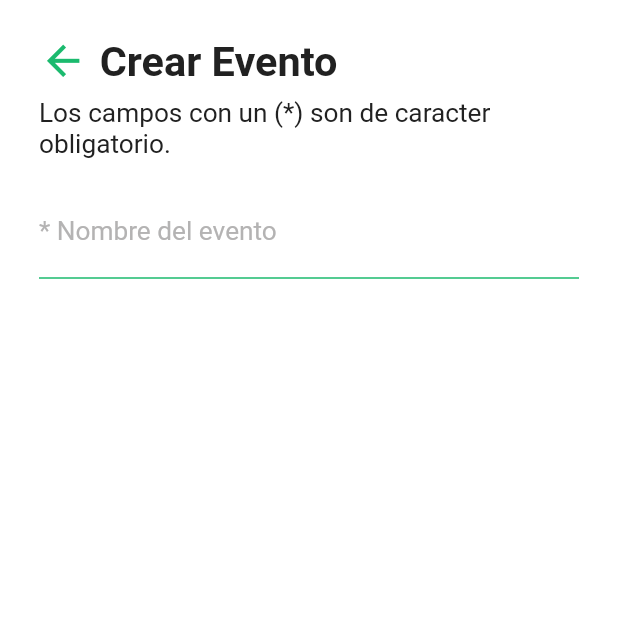
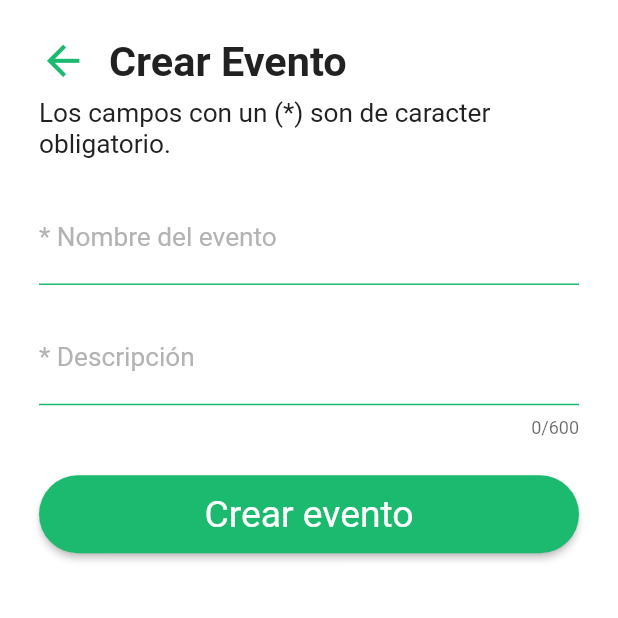
Before and after one commit to rylmfqt28/Cochabamba-cultural, a Flutter app: the CreateEventScreen screen opened by its route, on a phone screen of 412 x 824 dp, the top half of it. Run offline on Flutter 3.47's test engine with Material 2 defaults, Android fonts, the phone set to English and light mode, and no system bars; our stand-ins replace bloc, cloud_firestore, curved_navigation_bar, firebase_auth, firebase_core, firebase_storage and 3 more; accounts and stored records are empty.

Commit message:
Implementacion widget input text area

```diff
--- a/lib/cultural_event/ui/screens/create_event_screen.dart
+++ b/lib/cultural_event/ui/screens/create_event_screen.dart
@@ -6,6 +6,7 @@ import 'package:cochabambacultural/utils/validation_event.dart';
 
 import 'package:cochabambacultural/ui/widgets/text_format_widget.dart';
 import 'package:cochabambacultural/ui/widgets/input_text_widget.dart';
+import 'package:cochabambacultural/ui/widgets/input_text_area_widget.dart';
 import 'package:cochabambacultural/ui/widgets/general_button.dart';
 
 import 'package:cochabambacultural/user/bloc/user_bloc.dart';
@@ -23,6 +24,7 @@ class _CreateEventScreenState extends State<CreateEventScreen> {
   final GlobalKey<FormState> _keyForm = GlobalKey();
 
   final _event = TextEditingController();
+  final _description = TextEditingController();
 
   @override
   Widget build(BuildContext context) {
@@ -53,13 +55,18 @@ class _CreateEventScreenState extends State<CreateEventScreen> {
                         Row(
                           mainAxisAlignment: MainAxisAlignment.start,
                           children: [
-                            Icon(
-                              Icons.arrow_back,
-                              color: colorApp.primaryColor,
-                              size: responsive.dp(3.5),
+                            InkWell(
+                              onTap: () {
+                                Navigator.of(context).pop();
+                              },
+                              child: Icon(
+                                Icons.arrow_back,
+                                color: colorApp.primaryColor,
+                                size: responsive.dp(3.5),
+                              ),
                             ),
                             SizedBox(
-                              width: responsive.wp(2),
+                              width: responsive.wp(3.5),
                             ),
                             const TextFormatWidget(
                                 valueText: 'Crear Evento',
@@ -76,7 +83,7 @@ class _CreateEventScreenState extends State<CreateEventScreen> {
                             align: TextAlign.left,
                             typeText: 'Normal'),
                         SizedBox(
-                          height: responsive.hp(2),
+                          height: responsive.hp(2.5),
                         ),
                         InputTextWidget(
                           labelInput: '* Nombre del evento',
@@ -85,10 +92,27 @@ class _CreateEventScreenState extends State<CreateEventScreen> {
                           inputValidation: (value) =>
                               validate.validationFileEvent(value, 'nameEvent'),
                           controllerText: _event,
-                          // onChangeInput: (value) {
-                          //   _eventName = value;
-                          // })
-                        )
+                        ),
+                        SizedBox(
+                          height: responsive.hp(2.2),
+                        ),
+                        InputTextAreaWidget(
+                            labelInput: '* Descripción',
+                            hintInput: 'Ingrese la descripción del evento',
+                            inputValidation: (value) => validate
+                                .validationFileEvent(value, "description"),
+                            controllerText: _description,
+                            maxCharacters: 600),
+                        SizedBox(
+                          height: responsive.hp(3),
+                        ),
+                        GeneralButton(
+                            labelButton: 'Crear evento',
+                            onPressed: () async {
+                              if (_keyForm.currentState!.validate()) {
+                                // event - create event
+                              }
+                            })
                       ],
                     )
                   ],
--- /dev/null
+++ b/lib/ui/widgets/input_text_area_widget.dart
@@ -0,0 +1,52 @@
+import 'package:flutter/material.dart';
+
+import 'package:cochabambacultural/utils/responsive.dart';
+import 'package:cochabambacultural/utils/app_colors.dart';
+
+class InputTextAreaWidget extends StatelessWidget {
+  final String labelInput;
+  final String hintInput;
+  final String? Function(String? text)? inputValidation;
+  final TextEditingController controllerText;
+  final int maxCharacters;
+
+  const InputTextAreaWidget(
+      {Key? key,
+      required this.labelInput,
+      required this.hintInput,
+      required this.inputValidation,
+      required this.controllerText,
+      required this.maxCharacters})
+      : super(key: key);
+
+  @override
+  Widget build(BuildContext context) {
+    final Responsive responsive = Responsive.of(context);
+    final colorApp = AppColors();
+
+    return TextFormField(
+      validator: inputValidation,
+      keyboardType: TextInputType.multiline,
+      obscureText: false,
+      controller: controllerText,
+      maxLength: maxCharacters,
+      maxLines: null,
+      style: TextStyle(fontSize: responsive.dp(1.9)),
+      decoration: InputDecoration(
+        hintText: hintInput,
+        hintStyle:
+            TextStyle(color: colorApp.placeHolder, fontWeight: FontWeight.w500),
+        labelText: labelInput,
+        labelStyle: TextStyle(color: colorApp.placeHolder),
+        floatingLabelStyle:
+            TextStyle(color: colorApp.primaryFont, fontWeight: FontWeight.w500),
+        enabledBorder: UnderlineInputBorder(
+          borderSide: BorderSide(color: colorApp.primaryColor),
+        ),
+        focusedBorder: UnderlineInputBorder(
+          borderSide: BorderSide(color: colorApp.primaryColor),
+        ),
+      ),
+    );
+  }
+}
--- a/lib/utils/validation_event.dart
+++ b/lib/utils/validation_event.dart
@@ -27,8 +27,8 @@ class ValidationEvent {
       return 'El campo Descripción es obligatorio';
     }
 
-    if (value.length < 10 || value.length > 100) {
-      return 'El campo Descripción requiere el ingreso de entre 10 a 500 caracteres';
+    if (value.length < 10 || value.length > 600) {
+      return 'El campo Descripción requiere el ingreso de entre 10 a 600 caracteres';
     }
 
     return null;
```
